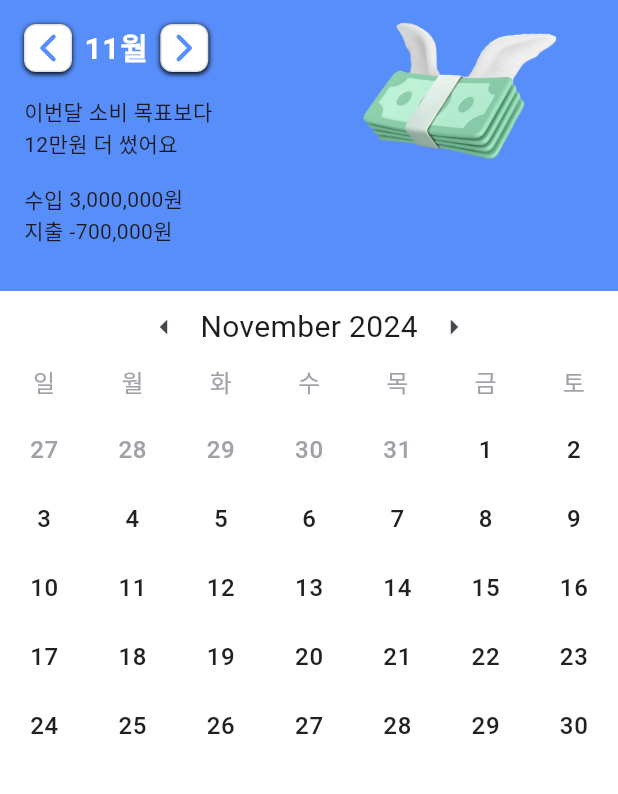
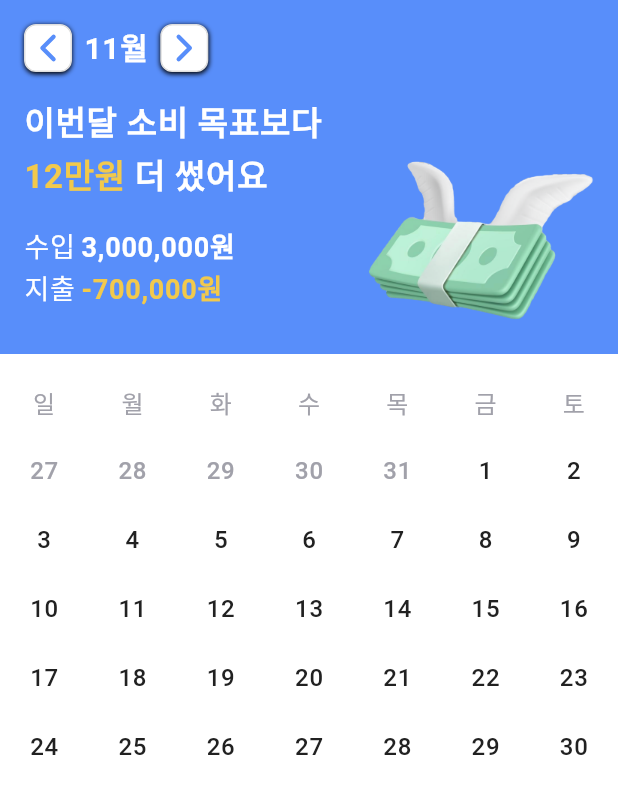
Before and after one commit to Carl-Lee91/save_money, a Flutter app: the HomePageView widget shown alone on an empty page, opened directly, on a phone screen of 412 x 824 dp. Shown: the top 794 px of the screen. Run offline on Flutter 3.47's test engine with Material 3 defaults, Android fonts, the phone set to English and light mode, and no system bars; our stand-ins replace dio, flutter_dotenv, flutter_riverpod, flutter_secure_storage, flutter_svg, gap and 2 more; missing offline and left inert: kakao_flutter_sdk; accounts and stored records are empty; Roboto replaces fonts that are missing (Pretendard).

```diff
--- a/lib/feat/dashboard/homepage/homepage_view.dart
+++ b/lib/feat/dashboard/homepage/homepage_view.dart
@@ -16,12 +16,32 @@ class HomePageView extends ConsumerStatefulWidget {
 }
 
 class _HomePageState extends ConsumerState<HomePageView> {
-  late int _selectMonth;
+  late DateTime _focusedDate;
 
   @override
   void initState() {
     super.initState();
-    _selectMonth = DateTime.now().month;
+    _focusedDate = DateTime.now();
+  }
+
+  void _beforeMonth() {
+    setState(() {
+      _focusedDate = DateTime(
+        _focusedDate.year,
+        _focusedDate.month - 1,
+        1,
+      );
+    });
+  }
+
+  void _nextMonth() {
+    setState(() {
+      _focusedDate = DateTime(
+        _focusedDate.year,
+        _focusedDate.month + 1,
+        1,
+      );
+    });
   }
 
   @override
@@ -30,7 +50,10 @@ class _HomePageState extends ConsumerState<HomePageView> {
       child: Column(
         children: [
           _homeTop(context),
-          const CalenderWidget(),
+          const Gap(20),
+          CalenderWidget(
+            focusedDate: _focusedDate,
+          ),
         ],
       ),
     );
@@ -52,10 +75,10 @@ class _HomePageState extends ConsumerState<HomePageView> {
                 ArrowRowWidget(
                   leftGap: 8,
                   rightGap: 8,
-                  leftOnTap: () {},
-                  rightOnTap: () {},
+                  leftOnTap: _beforeMonth, // 이전 월로 이동
+                  rightOnTap: _nextMonth, // 다음 월로 이동
                   contextWidget: Text(
-                    '$_selectMonth월',
+                    '${_focusedDate.month}월',
                     style: Theme.of(context).textTheme.bodyLarge!.copyWith(
                           fontWeight: FontWeight.w700,
                           fontSize: 20,
@@ -64,21 +87,66 @@ class _HomePageState extends ConsumerState<HomePageView> {
                   ),
                 ),
                 const Gap(16),
-                const Text('이번달 소비 목표보다\n12만원 더 썼어요'),
+                Text.rich(
+                  TextSpan(
+                    text: '이번달 소비 목표보다',
+                    style: Theme.of(context).textTheme.bodyLarge!.copyWith(
+                          fontWeight: FontWeight.w700,
+                          fontSize: 22,
+                          color: AppColors.whiteColor,
+                        ),
+                    children: [
+                      TextSpan(
+                        text: '\n12만원',
+                        style: Theme.of(context).textTheme.bodyLarge!.copyWith(
+                              fontWeight: FontWeight.w700,
+                              fontSize: 22,
+                              color: const Color(0xFFF2C94C),
+                            ),
+                      ),
+                      TextSpan(
+                        text: ' 더 썼어요',
+                        style: Theme.of(context).textTheme.bodyLarge!.copyWith(
+                              fontWeight: FontWeight.w700,
+                              fontSize: 22,
+                              color: AppColors.whiteColor,
+                            ),
+                      ),
+                    ],
+                  ),
+                ),
                 const Gap(16),
-                _budget(title: '수입', money: '3,000,000원'),
-                _budget(title: '지출', money: '-700,000원'),
+                _budget(
+                  title: '수입',
+                  money: '3,000,000원',
+                  moneyTextStyle:
+                      Theme.of(context).textTheme.bodyLarge!.copyWith(
+                            fontSize: 18,
+                            fontWeight: FontWeight.w700,
+                            color: AppColors.whiteColor,
+                          ),
+                ),
+                _budget(
+                  title: '지출',
+                  money: '-700,000원',
+                  moneyTextStyle:
+                      Theme.of(context).textTheme.bodyLarge!.copyWith(
+                            fontSize: 18,
+                            fontWeight: FontWeight.w700,
+                            color: const Color(0xFFF2C94C),
+                          ),
+                ),
                 const Gap(30),
               ],
             ),
           ),
         ),
         Positioned(
-          right: 30,
+          right: 16,
+          bottom: 22,
           child: Image.asset(
             'assets/images/big_dollar.png',
             width: 151,
-            height: 107,
           ),
         ),
       ],
@@ -88,12 +156,22 @@ class _HomePageState extends ConsumerState<HomePageView> {
   Widget _budget({
     required String title,
     required String money,
+    required TextStyle moneyTextStyle,
   }) {
     return Row(
       children: [
-        Text(title),
+        Text(
+          title,
+          style: Theme.of(context).textTheme.bodyLarge!.copyWith(
+                fontSize: 18,
+                color: AppColors.whiteColor,
+              ),
+        ),
         const Gap(4),
-        Text(money),
+        Text(
+          money,
+          style: moneyTextStyle,
+        ),
       ],
     );
   }
--- a/lib/feat/dashboard/homepage/widgets/calender_widget.dart
+++ b/lib/feat/dashboard/homepage/widgets/calender_widget.dart
@@ -1,18 +1,21 @@
 import 'package:flutter/material.dart';
 import 'package:flutter_riverpod/flutter_riverpod.dart';
 import 'package:gap/gap.dart';
-import 'package:intl/intl.dart';
 import 'package:save_money/theme/app_colors.dart';
 
 class CalenderWidget extends ConsumerStatefulWidget {
-  const CalenderWidget({super.key});
+  const CalenderWidget({
+    super.key,
+    required this.focusedDate,
+  });
+
+  final DateTime focusedDate;
 
   @override
   ConsumerState<CalenderWidget> createState() => _CalendarScreenState();
 }
 
 class _CalendarScreenState extends ConsumerState<CalenderWidget> {
-  late DateTime _focusedDate;
   DateTime? _selectedDate;
   int? _expandedWeekIndex; // 확장할 주의 인덱스를 저장
   final Map<DateTime, List<String>> _dummyEvents = {}; // 더미 일정 데이터
@@ -20,14 +23,14 @@ class _CalendarScreenState extends ConsumerState<CalenderWidget> {
   @override
   void initState() {
     super.initState();
-    _focusedDate = DateTime.now();
     _initializeDummyEvents();
   }
 
   void _initializeDummyEvents() {
     // 달의 모든 날짜에 대한 더미 일정 추가
     for (int i = 0; i < 31; i++) {
-      final date = DateTime(_focusedDate.year, _focusedDate.month, i + 1);
+      final date =
+          DateTime(widget.focusedDate.year, widget.focusedDate.month, i + 1);
       _dummyEvents[date] = ['Event for ${date.day}/${date.month}'];
     }
   }
@@ -56,12 +59,13 @@ class _CalendarScreenState extends ConsumerState<CalenderWidget> {
   ];
 
   bool _isSameMonth(DateTime day) {
-    return day.month == _focusedDate.month && day.year == _focusedDate.year;
+    return day.month == widget.focusedDate.month &&
+        day.year == widget.focusedDate.year;
   }
 
   @override
   Widget build(BuildContext context) {
-    final daysInMonth = _getDaysInMonth(_focusedDate);
+    final daysInMonth = _getDaysInMonth(widget.focusedDate);
     final firstDayOfMonth = daysInMonth.first;
     final firstDayOfWeek = _getStartOfWeek(firstDayOfMonth);
 
@@ -93,44 +97,6 @@ class _CalendarScreenState extends ConsumerState<CalenderWidget> {
 
     return Column(
       children: [
-        Padding(
-          padding: const EdgeInsets.symmetric(horizontal: 16),
-          child: Row(
-            mainAxisAlignment: MainAxisAlignment.center,
-            children: [
-              IconButton(
-                icon: const Icon(Icons.arrow_left),
-                onPressed: () {
-                  setState(() {
-                    _focusedDate = DateTime(
-                      _focusedDate.year,
-                      _focusedDate.month - 1,
-                      1,
-                    );
-                    _expandedWeekIndex = null;
-                  });
-                },
-              ),
-              Text(
-                DateFormat.yMMMM().format(_focusedDate),
-                style: const TextStyle(fontSize: 20),
-              ),
-              IconButton(
-                icon: const Icon(Icons.arrow_right),
-                onPressed: () {
-                  setState(() {
-                    _focusedDate = DateTime(
-                      _focusedDate.year,
-                      _focusedDate.month + 1,
-                      1,
-                    );
-                    _expandedWeekIndex = null;
-                  });
-                },
-              ),
-            ],
-          ),
-        ),
         Row(
           mainAxisAlignment: MainAxisAlignment.spaceEvenly,
           children: _weekdays.map((weekday) {
```
